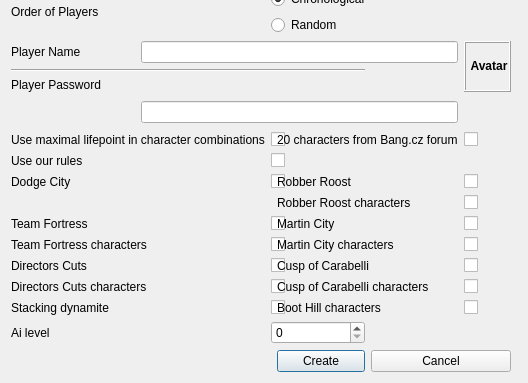
This is src/kbang_client/creategamedialog.ui in szaialt/kbang1 as Qt 5 draws it before an edit; both pictures show x 0 to 528 and y 221 to 604 of the 528 by 604 pixel window. The edited form follows.
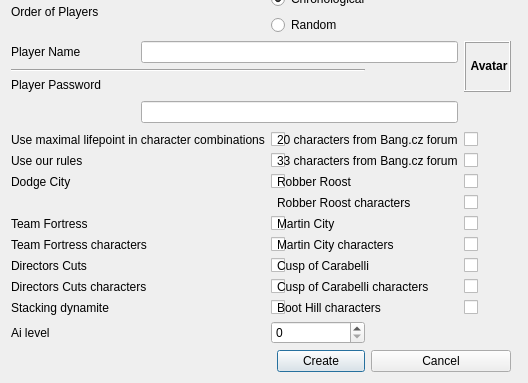
This is the edited form. Custom widgets are drawn as their Qt base class.

Commit message: Preparing for the expansion with 33 characters from forum.

What changed in the file:
```diff
--- a/src/kbang_client/creategamedialog.ui
+++ b/src/kbang_client/creategamedialog.ui
@@ -375,6 +375,20 @@
      </property>
     </widget>
    </item>
+    <item row="18" column="5" colspan="2">
+    <widget class="QCheckBox" name="checkBoxThirtythreeCharacters">
+    </widget>
+   </item>
+   <item row="18" column="3" colspan="2">
+    <widget class="QLabel" name="labelThirtythreeCharacters">
+     <property name="text">
+      <string>33 characters from Bang.cz forum</string>
+     </property>
+     <property name="buddy">
+      <cstring>checkBoxThirtythreeCharacters</cstring>
+     </property>
+    </widget>
+   </item>
    <item row="19" column="2" colspan="2">
     <widget class="QCheckBox" name="checkDodgeCity">
     </widget>
```
The commit also changes 81 other files.
